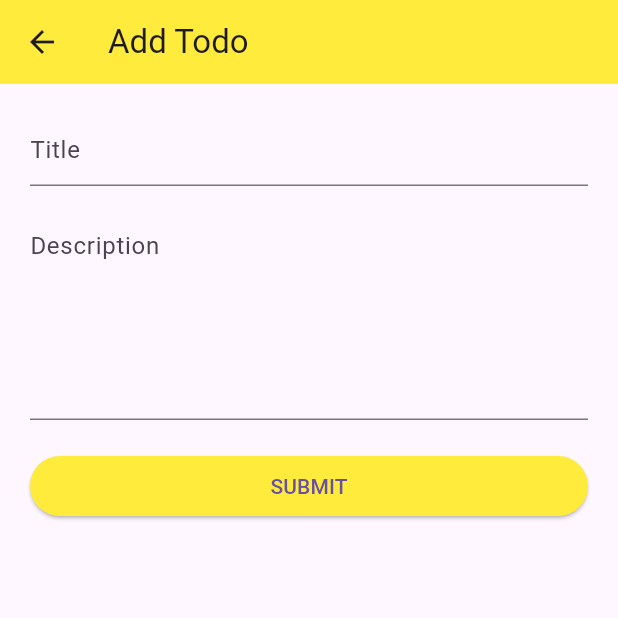
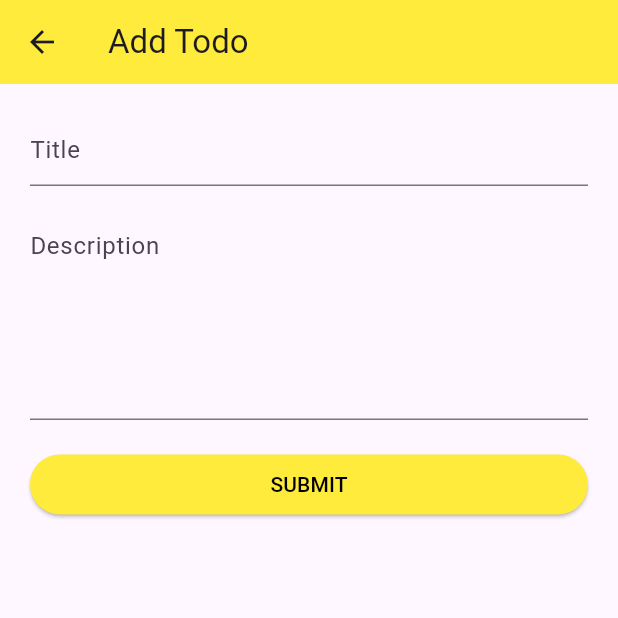
Before and after one commit to murshid-7/Todo_Api, a Flutter app: the screen it shows after launch, after a tap on "ADD TODO", on a phone screen of 412 x 824 dp, the top half of it. Run offline on Flutter 3.47's test engine with Material 3 defaults, Android fonts, the phone set to English and light mode, and no system bars; our stand-ins replace dio; network calls fail.

Commit message:
updated ui

```diff
--- a/lib/model/todo_model.dart
+++ b/lib/model/todo_model.dart
@@ -1,11 +1,12 @@
-
 class TodoModel {
   String? id;
   String? title;
   String? description;
 
   TodoModel({
-    this.id,required this.title,required this.description,
+    this.id,
+    required this.title,
+    required this.description,
   });
   factory TodoModel.fromJson(Map<String, dynamic> json) {
     return TodoModel(
@@ -18,5 +19,4 @@ class TodoModel {
     data['id'] = id;
     return data;
   }
-
 }
--- a/lib/service/todo_service.dart
+++ b/lib/service/todo_service.dart
@@ -4,6 +4,10 @@ import 'package:todo_app_api/model/todo_model.dart';
 class TodoService {
   final Dio _dio = Dio();
   final String _url = 'https://65decaf1ff5e305f32a076a3.mockapi.io/todo';
+
+  /*
+
+  */
 
   Future<List<TodoModel>> fetchTodo() async {
     try {
--- a/lib/view/home/add_list.dart
+++ b/lib/view/home/add_list.dart
@@ -29,7 +29,7 @@ class AddTodoPage extends StatelessWidget {
             minLines: 5,
             maxLines: 15,
           ),
-          const SizedBox(height: 20),
+          const SizedBox(height: 19),
           ElevatedButton(
               style: const ButtonStyle(
                   backgroundColor: WidgetStatePropertyAll(Colors.yellow)),
@@ -38,7 +38,10 @@ class AddTodoPage extends StatelessWidget {
 
                 Navigator.pop(context);
               },
-              child: const Text('SUBMIT'))
+              child: const Text(
+                'SUBMIT',
+                style: TextStyle(color: Colors.black),
+              ))
         ],
       ),
     );
--- a/lib/view/home/home_todo_list.dart
+++ b/lib/view/home/home_todo_list.dart
@@ -22,7 +22,7 @@ class _TodoScreenpageState extends State<TodoScreenpage> {
     return Scaffold(
       backgroundColor: Colors.yellow[100],
       appBar: AppBar(
-        elevation: 0,
+        elevation: 0.5,
         title: const Text('TO DO',
             style: TextStyle(color: Colors.black, fontWeight: FontWeight.bold)),
         centerTitle: true,
@@ -41,7 +41,7 @@ class _TodoScreenpageState extends State<TodoScreenpage> {
                         )
                       : value.todoList.isEmpty
                           ? Center(
-                              child: Image.asset('assets/search_image.png',
+                              child: Image.asset('assets/add-photo-icon-29.jpg',
                                   width:
                                       MediaQuery.of(context).size.width * 0.8,
                                   height:
```
Also changed, not shown: assets/add-photo-icon-29.jpg (added), assets/nothing_stylized_transparent.png (added), assets/search_image.png (deleted).
